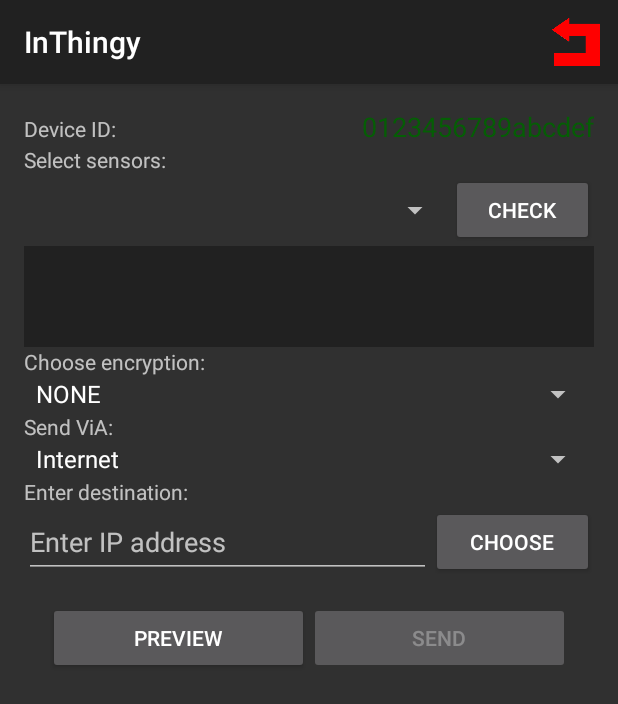
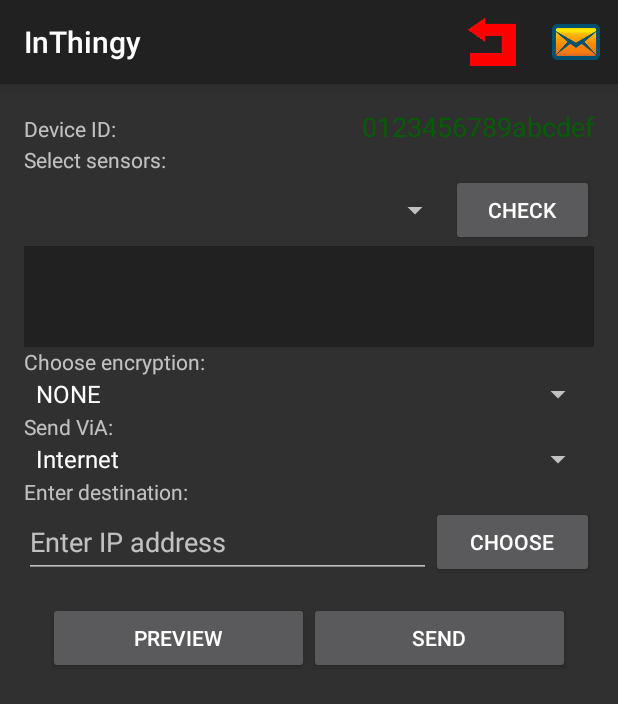
Before and after one commit to WastedFront/InThingy, an Android app: the screen it shows after launch (MainActivity), on a phone screen of 412 x 824 dp. Shown: the top 704 px of the screen. Run offline under Robolectric (Android 15) with nearby library versions, the phone set to English and light mode, and no system bars.

Commit message:
no hardcoded strings anymore

```diff
--- a/app/src/main/java/zemris/fer/hr/inthingy/custom/DataForSpinnerTask.java
+++ b/app/src/main/java/zemris/fer/hr/inthingy/custom/DataForSpinnerTask.java
@@ -3,7 +3,6 @@ package zemris.fer.hr.inthingy.custom;
 import android.app.ProgressDialog;
 import android.app.Service;
 import android.content.Context;
-import android.content.res.Resources;
 import android.hardware.Sensor;
 import android.hardware.SensorManager;
 import android.os.AsyncTask;
@@ -49,7 +48,7 @@ public class DataForSpinnerTask extends AsyncTask<String, Void, String> {
         super.onPreExecute();
         sensorNames = new ArrayList<>();
         progressDialog = new ProgressDialog(mContext);
-        progressDialog.setMessage(Resources.getSystem().getString(R.string.text_finding_sensors));
+        progressDialog.setMessage(mContext.getString(R.string.text_finding_sensors));
         progressDialog.setIndeterminate(false);
         progressDialog.setProgressStyle(ProgressDialog.STYLE_SPINNER);
         progressDialog.show();
--- a/app/src/main/java/zemris/fer/hr/inthingy/custom/MyUtils.java
+++ b/app/src/main/java/zemris/fer/hr/inthingy/custom/MyUtils.java
@@ -94,7 +94,10 @@ public class MyUtils {
 
     public static String createMessage(String id, String source, String destination, String encryption, Map<String, String> dataMap) {
         StringBuilder message = new StringBuilder();
-
+        message.append("'mid'=1").append("'src'=").append(id).append("'dest'=").append(destination).append("'data'=");
+        for (Map.Entry<String, String> entry : dataMap.entrySet()) {
+            message.append(entry.getKey()).append("\n").append(entry.getValue()).append(";;"); //;; je simbol po kojem treba podatke splitati
+        }
         return message.toString();
     }
 
--- a/app/src/main/java/zemris/fer/hr/inthingy/utils/Constants.java
+++ b/app/src/main/java/zemris/fer/hr/inthingy/utils/Constants.java
@@ -1,15 +1,11 @@
 package zemris.fer.hr.inthingy.utils;
-
-import android.content.res.Resources;
-
-import zemris.fer.hr.inthingy.R;
 
 /**
  * Class contains all constants that are used in application.
  */
 public class Constants {
     /** Name for GPS sensor. */
-    public static final String GPS_SENSOR_NAME = Resources.getSystem().getString(R.string.gps);
+    public static final String GPS_SENSOR_NAME = "GPS";
     /** Name for the error which can be return value of some methods. */
     public static final String STRING_ERROR = "ERROR";
     /** Name for the ok result which can be return value of some methods. */
--- a/app/src/main/res/layout/activity_main.xml
+++ b/app/src/main/res/layout/activity_main.xml
@@ -169,7 +169,6 @@
                 android:layout_width="0dp"
                 android:layout_height="match_parent"
                 android:layout_weight="1"
-                android:enabled="false"
                 android:text="@string/text_button_send_message"/>
         </LinearLayout>
     </LinearLayout>
--- a/app/src/main/res/menu/menu.xml
+++ b/app/src/main/res/menu/menu.xml
@@ -4,12 +4,16 @@
       xmlns:tools="http://schemas.android.com/tools"
       tools:context="zemris.fer.hr.inthingy.MainActivity">
 
-    <group android:checkableBehavior="all">
-        <item
-            android:id="@+id/menuAutoReply"
-            android:checkable="true"
-            android:title="@string/text_menu_reply_service"
-            android:icon="@drawable/icon_auto_reply_off"
-            app:showAsAction="ifRoom"/>
-    </group>
+    <item
+        android:id="@+id/menuAutoReply"
+        android:icon="@drawable/icon_auto_reply_off"
+        android:title="@string/text_menu_reply_service"
+        app:showAsAction="ifRoom"/>
+
+    <item
+        android:id="@+id/menuShowMessages"
+        android:icon="@drawable/icon_message"
+        android:title="@string/text_menu_show_messages"
+        app:showAsAction="ifRoom"/>
+
 </menu>
--- a/app/src/main/res/values/strings.xml
+++ b/app/src/main/res/values/strings.xml
@@ -27,12 +27,10 @@
     <string name="error_invalid_adress_fromat">Invalid address format!</string>
     <string name="text_select_destination">Select destination:</string>
     <string name="error_cant_get_ip">Your IP address couldn\'t be found.\nAbort!</string>
-    <string name="text_finding_sensors">Your IP address couldn\'t be found.\nAbort!</string>
+    <string name="text_finding_sensors">Finding sensors…</string>
     <string name="text_all_sensors_checked">All sensors checked</string>
     <string name="error_checking_sensors">Error while checking sensors!</string>
-    <string name="gps">GPS</string>
     <string name="error_no_internet_conn">You aren\'t connected to the Internet\nAbort</string>
-    <string name="cancel">CANCEL</string>
     <string name="ok">OK</string>
     <string name="illumination">Illumination</string>
     <string name="proximity">Proximity</string>
@@ -44,6 +42,7 @@
     <string name="altitude">Altitude</string>
     <string name="error_no_location_perms">Application don\'t have permission to access location If you want to get GPS data, please enable permission in Settings</string>
     <string name="error_cant_get_location">GPS data can\'t be accessed. Please turn GPS or Network ON.\nIf Network is ON please check flag in Settings-Security to use Network for location.</string>
+    <string name="text_menu_show_messages">MESSAGES</string>
     <string-array name="encryption_array">
         <item>NONE</item>
     </string-array>
```
Also changed, not shown: app/src/main/java/zemris/fer/hr/inthingy/MainActivity.java (+7 -5 lines), app/src/main/java/zemris/fer/hr/inthingy/communication/SendToServerTask.java (+6 -4 lines), app/src/main/java/zemris/fer/hr/inthingy/gps/GPSLocator.java (+3 -4 lines), app/src/main/java/zemris/fer/hr/inthingy/sensors/DeviceSensors.java (+5 -6 lines), app/src/main/res/drawable/icon_message.png (added).
